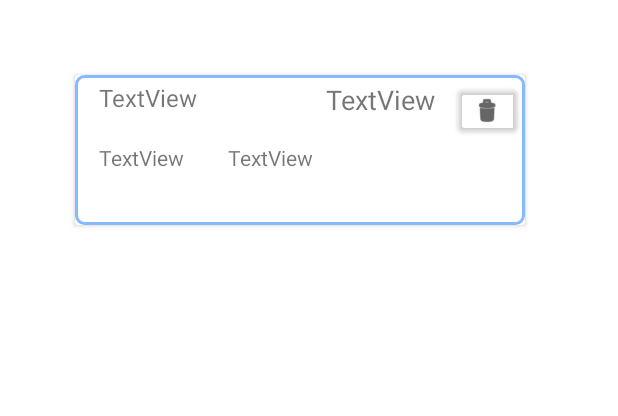
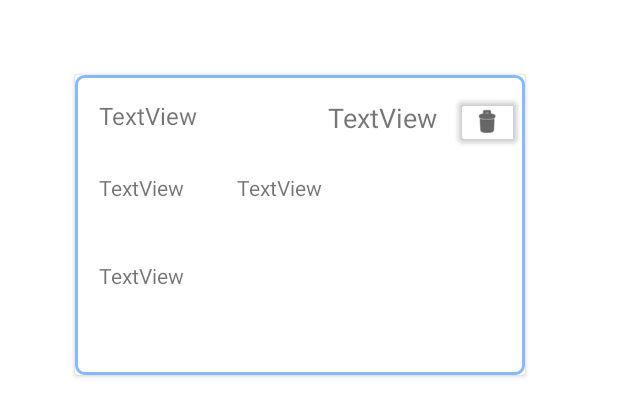
Before and after one commit to LezuLezu/s1120890_s1107714_iiatimd_app, an Android app: the layout card.xml on its own in the app's theme, with its tools: preview values and no code run, on a phone screen of 412 x 824 dp. Shown: the top 416 px of the screen. Run offline under Robolectric (Android 15) with nearby library versions, the phone set to English and light mode, and no system bars; network calls fail.

Commit message:
fixed the previous button by the add new card page. Added also the description by the loan card in the overview page and changed the layout a bit.

```diff
--- a/app/src/main/java/com/iatjrd/geld_lenen_app/AddCardActivity.java
+++ b/app/src/main/java/com/iatjrd/geld_lenen_app/AddCardActivity.java
@@ -126,14 +126,12 @@ public class AddCardActivity extends AppCompatActivity implements Serializable {
         } catch (JSONException e) {
             e.printStackTrace();
         }
-
     }
 
     //PREVIOUS BUTTON IS PRESSED
     private void previousClick(View v){
         Log.d("previousButton", "previous clicked");
-        Intent previousIntent = new Intent(this, MainActivity.class);
-        startActivity(previousIntent);
+        finish();
     }
 
     //SOMETHING INPUT WASNT GOOD SO TRY AGAIN
--- a/app/src/main/java/com/iatjrd/geld_lenen_app/ContentCardAdapter.java
+++ b/app/src/main/java/com/iatjrd/geld_lenen_app/ContentCardAdapter.java
@@ -16,12 +16,10 @@ import java.util.List;
 
 public class ContentCardAdapter extends RecyclerView.Adapter<ContentCardAdapter.ContentCardHolder> {
 
-//    private Loan[] loans;
     private List<Loan> loans;
 
     public ContentCardAdapter(List<Loan> loans){
         this.loans = loans;
-//        this.loans = loans.toArray(new Loan[0]);
         Log.d("constructor", String.valueOf(loans));
     }
 
@@ -30,17 +28,16 @@ public class ContentCardAdapter extends RecyclerView.Adapter<ContentCardAdapter.
         public TextView amount;
         public TextView lastName;
         public TextView firstName;
+        public TextView description;
 
 
         public ContentCardHolder(View v){
             super(v);
-//            textView = v.findViewById(R.id.textView);
             title = v.findViewById(R.id.cardTitle);
             amount = v.findViewById(R.id.cardAmount);
             lastName = v.findViewById(R.id.cardLastName);
             firstName = v.findViewById(R.id.cardFirstName);
-            Log.d("cardHolder", String.valueOf(title));
-            Log.d("cardHolder", String.valueOf(amount));
+            description = v.findViewById(R.id.cardDescription);
         }
     }
 
@@ -52,17 +49,14 @@ public class ContentCardAdapter extends RecyclerView.Adapter<ContentCardAdapter.
         return contentCardHolder;
     }
 
+    //ADDING ALL TEXTS FROM API
     @Override
     public void onBindViewHolder(@NonNull ContentCardHolder holder, int position) {
         holder.title.setText(loans.get(position).getTitle());
         holder.amount.setText(loans.get(position).getAmount());
         holder.firstName.setText(loans.get(position).getFirstName());
         holder.lastName.setText(loans.get(position).getLastName());
-//        holder.title.setText((CharSequence) loans[position].getTitle());
-//        holder.amount.setText((CharSequence) loans[position].getAmount());
-//        holder.lastName.setText((CharSequence) loans[position].getLastName());
-//        holder.firstName.setText((CharSequence) loans[position].getFirstName());
-        Log.d("In Adapter", "In Adapter after binding");
+        holder.description.setText(loans.get(position).getReason());
     }
 
     @Override
--- a/app/src/main/java/com/iatjrd/geld_lenen_app/MainActivity.java
+++ b/app/src/main/java/com/iatjrd/geld_lenen_app/MainActivity.java
@@ -75,7 +75,7 @@ public class MainActivity extends AppCompatActivity implements View.OnClickListe
                             JSONObject apiRead = response.getJSONObject(i);
 //                            fetch data from object
                             int id = (int) apiRead.get("id");
-                            String amount = (String) apiRead.get("amount");
+                            String amount = (String) "€" + apiRead.get("amount");
                             String firstName = (String) apiRead.get("firstName");
                             String lastName = (String) apiRead.get("lastName");
                             String title = (String) apiRead.get("title");
--- a/app/src/main/res/layout/activity_add_card.xml
+++ b/app/src/main/res/layout/activity_add_card.xml
@@ -158,6 +158,7 @@
                 android:layout_marginBottom="46dp"
                 android:ems="10"
                 android:gravity="start|top"
+                android:maxLength="90"
                 android:inputType="textMultiLine" />
 
             <Button
--- a/app/src/main/res/layout/card.xml
+++ b/app/src/main/res/layout/card.xml
@@ -2,13 +2,13 @@
 <androidx.cardview.widget.CardView xmlns:app="http://schemas.android.com/apk/res-auto"
     xmlns:tools="http://schemas.android.com/tools"
     android:layout_width="300dp"
-    android:layout_height="100dp"
+    android:layout_height="200dp"
     android:layout_marginStart="50dp"
     android:layout_marginLeft="10dp"
     android:layout_marginTop="50dp"
     android:layout_marginEnd="50dp"
     android:layout_marginRight="10dp"
-    android:layout_marginBottom="50dp"
+    android:layout_marginBottom="30dp"
     xmlns:android="http://schemas.android.com/apk/res/android">
 
     <androidx.constraintlayout.widget.ConstraintLayout
@@ -24,7 +24,7 @@
             android:layout_height="21dp"
             android:layout_marginStart="16dp"
             android:layout_marginLeft="16dp"
-            android:layout_marginTop="4dp"
+            android:layout_marginTop="16dp"
             android:text="TextView"
             android:textSize="16sp"
             app:layout_constraintStart_toStartOf="parent"
@@ -34,16 +34,17 @@
             android:id="@+id/cardAmount"
             android:layout_width="wrap_content"
             android:layout_height="wrap_content"
+            android:layout_marginTop="16dp"
             android:text="TextView"
             android:textSize="18sp"
-            android:layout_marginTop="4dp"
-            app:layout_constraintEnd_toStartOf="@+id/button"
+            app:layout_constraintEnd_toStartOf="@+id/deleteButton"
+            app:layout_constraintHorizontal_bias="0.548"
             app:layout_constraintStart_toEndOf="@+id/cardTitle"
             app:layout_constraintTop_toTopOf="parent" />
 
         <TextView
             android:id="@+id/cardLastName"
-            android:layout_width="60dp"
+            android:layout_width="80dp"
             android:layout_height="19dp"
             android:layout_marginEnd="4dp"
             android:layout_marginRight="4dp"
@@ -51,24 +52,25 @@
             android:text="TextView"
             app:layout_constraintBottom_toBottomOf="parent"
             app:layout_constraintEnd_toEndOf="parent"
-            app:layout_constraintHorizontal_bias="0.162"
+            app:layout_constraintHorizontal_bias="0.1"
             app:layout_constraintStart_toEndOf="@+id/cardFirstName"
-            app:layout_constraintTop_toBottomOf="@+id/cardTitle" />
+            app:layout_constraintTop_toBottomOf="@+id/cardTitle"
+            app:layout_constraintVertical_bias="0.218" />
 
         <TextView
             android:id="@+id/cardFirstName"
-            android:layout_width="60dp"
+            android:layout_width="80dp"
             android:layout_height="19dp"
             android:layout_marginStart="16dp"
             android:layout_marginLeft="16dp"
-            android:layout_marginBottom="16dp"
             android:text="TextView"
-            app:layout_constraintBottom_toBottomOf="parent"
+            app:layout_constraintBottom_toTopOf="@+id/cardDescription"
             app:layout_constraintStart_toStartOf="parent"
-            app:layout_constraintTop_toBottomOf="@+id/cardTitle" />
+            app:layout_constraintTop_toBottomOf="@+id/cardTitle"
+            app:layout_constraintVertical_bias="0.415" />
 
         <Button
-            android:id="@+id/button"
+            android:id="@+id/deleteButton"
             android:layout_width="40dp"
             android:layout_height="40dp"
             android:padding="10dp"
@@ -84,5 +86,19 @@
             app:layout_constraintTop_toTopOf="parent"
             app:layout_constraintVertical_bias="0.07" />
 
+        <TextView
+            android:id="@+id/cardDescription"
+            android:layout_width="264dp"
+            android:layout_height="60dp"
+            android:layout_marginStart="16dp"
+            android:layout_marginLeft="16dp"
+            android:layout_marginBottom="16dp"
+            android:text="TextView"
+            android:maxLength="90"
+            app:layout_constraintBottom_toBottomOf="parent"
+            app:layout_constraintEnd_toEndOf="parent"
+            app:layout_constraintHorizontal_bias="0.0"
+            app:layout_constraintStart_toStartOf="parent" />
+
     </androidx.constraintlayout.widget.ConstraintLayout>
 </androidx.cardview.widget.CardView>
```
